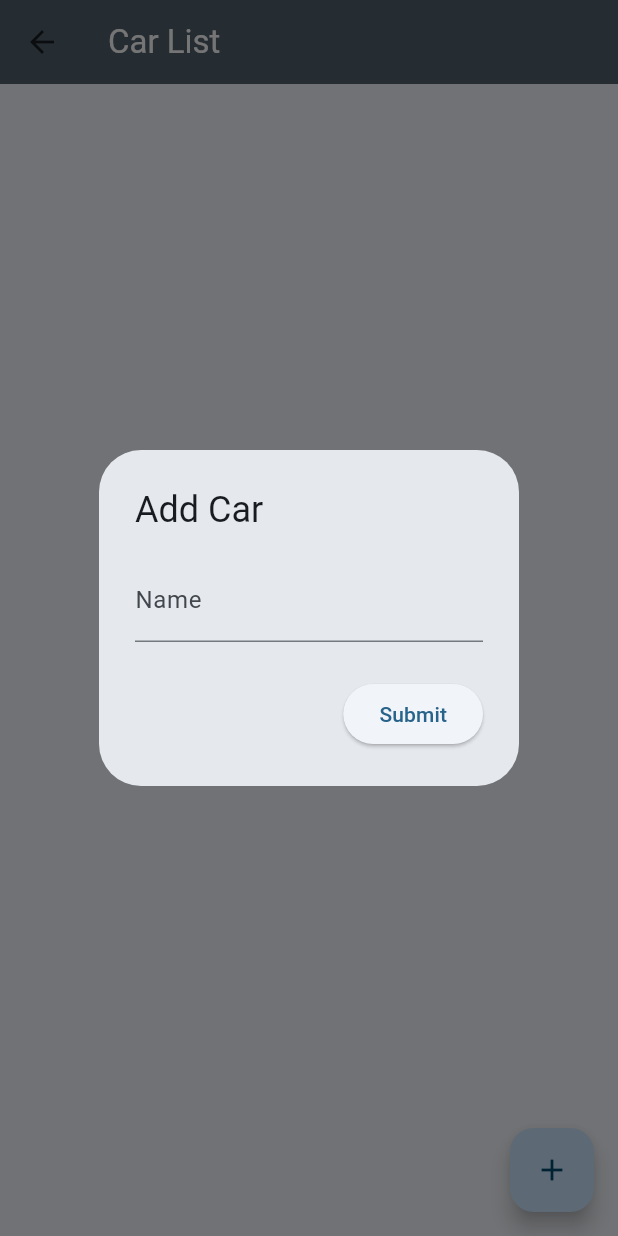
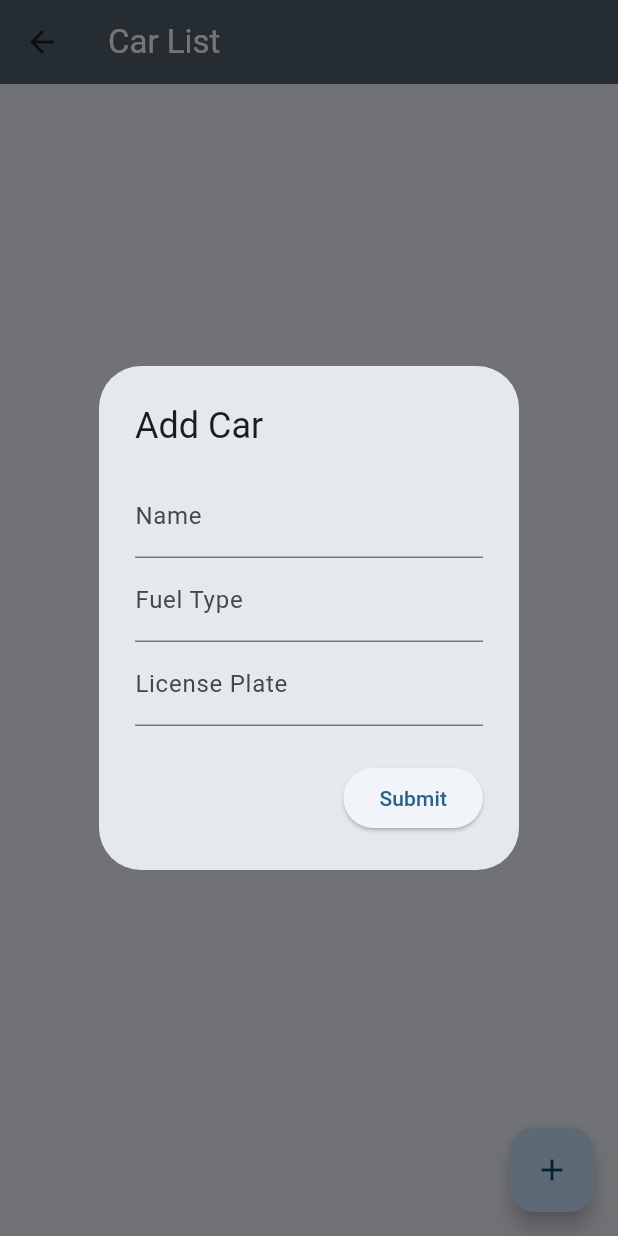
Before and after one commit to fix1t/but-itu-cartrack, a Flutter app: the CarListScreen screen opened by its route, after a tap on the "add" icon, on a phone screen of 412 x 824 dp. Run offline on Flutter 3.47's test engine with Material 3 defaults, Android fonts, the phone set to English and light mode, and no system bars; our stand-ins replace firebase_core, firebase_database; accounts and stored records are empty.

Commit message:
Add parameters for fuel type and license plate in addCar method and update the add car dialog

```diff
--- a/lib/src/controller/car_controller.dart
+++ b/lib/src/controller/car_controller.dart
@@ -15,9 +15,9 @@ class CarController {
 
   Stream<List<Car>> get cars => carModel.getCars();
 
-  Future<void> addCar(String name) async {
+  Future<void> addCar(String name, String fuelType, String licensePlate) async {
     // TODO: implement addCar
-    Car newCar = Car();
+    Car newCar = Car(name: name, fuelType: fuelType, licensePlate: licensePlate);
     await carModel.addCar(newCar);
   }
 
--- a/lib/src/view/car_list_screen.dart
+++ b/lib/src/view/car_list_screen.dart
@@ -73,22 +73,39 @@ class AddCarButton extends StatelessWidget {
 
   void _showAddCarDialog(BuildContext context) {
     final nameController = TextEditingController();
+    final fuelTypeController = TextEditingController();
+    final licensePlateController = TextEditingController();
 
     showDialog(
       context: context,
       builder: (context) {
         return AlertDialog(
           title: Text('Add Car'),
-          content: TextField(
-            controller: nameController,
-            decoration: InputDecoration(labelText: 'Name'),
+          content: Column(
+            mainAxisSize: MainAxisSize.min,
+            children: [
+              TextField(
+                controller: nameController,
+                decoration: InputDecoration(labelText: 'Name'),
+              ),
+              TextField(
+                controller: fuelTypeController,
+                decoration: InputDecoration(labelText: 'Fuel Type'),
+              ),
+              TextField(
+                controller: licensePlateController,
+                decoration: InputDecoration(labelText: 'License Plate'),
+              ),
+            ],
           ),
           actions: [
             ElevatedButton(
               onPressed: () {
                 final name = nameController.text.trim();
-                if (name.isNotEmpty) {
-                  carController.addCar(name);
+                final fuelType = fuelTypeController.text.trim();
+                final licensePlate = licensePlateController.text.trim();
+                if (name.isNotEmpty && fuelType.isNotEmpty && licensePlate.isNotEmpty) {
+                  carController.addCar(name, fuelType, licensePlate);
                   Navigator.of(context).pop();
                 }
               },
```
